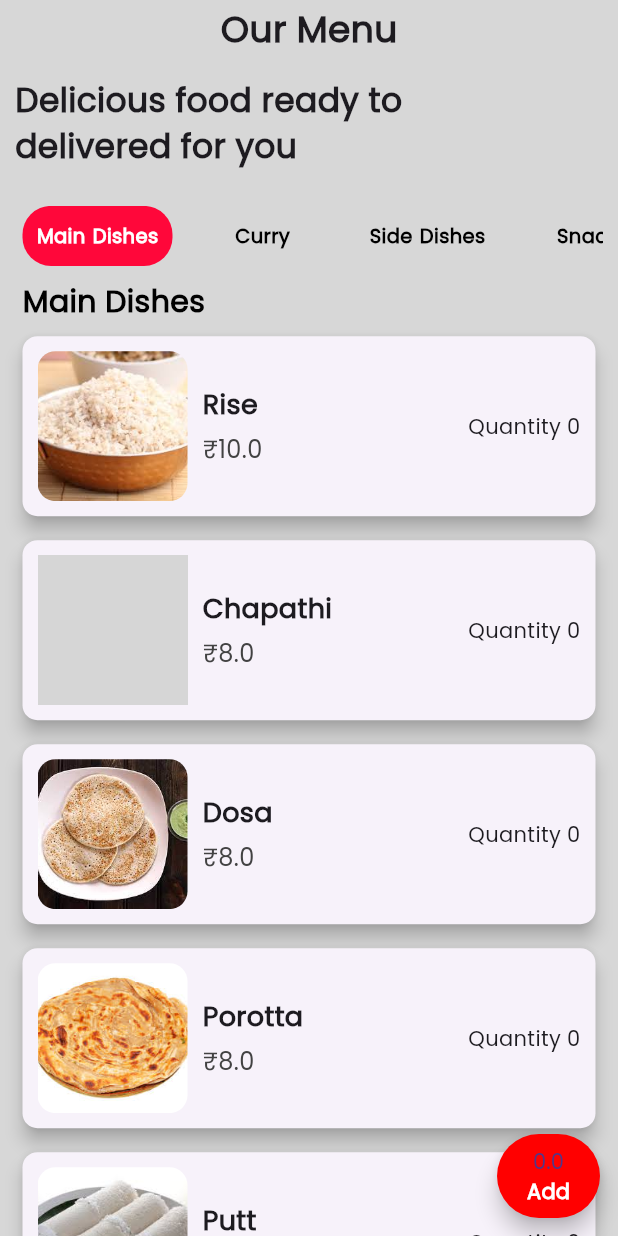
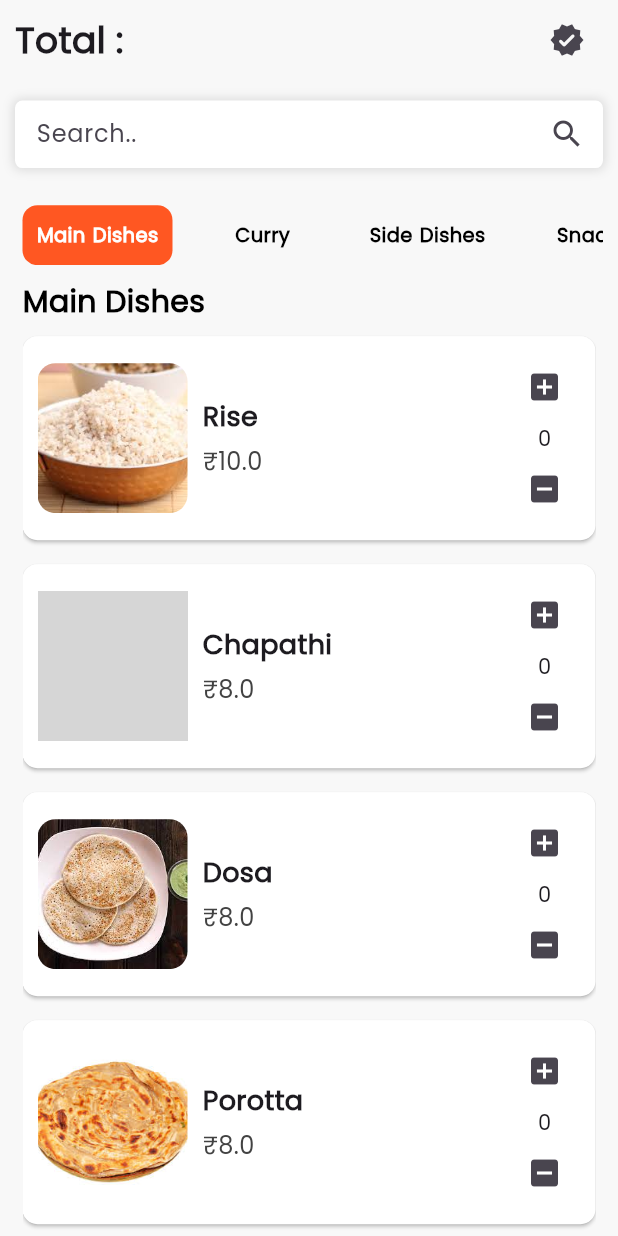
Before and after one commit to akhil-bhaskaran/DepTrack, a Flutter app: the MenuPage screen opened directly, on a phone screen of 412 x 824 dp. Run offline on Flutter 3.47's test engine with Material 3 defaults, Android fonts, the phone set to English and light mode, and no system bars; drawn by our look-alikes of flutter_slidable; our stand-ins replace curved_navigation_bar, timeline_tile; missing offline and left inert: insta_image_viewer; grey boxes are pictures that could not be loaded.

Commit message:
"nothing added"

```diff
--- a/lib/components/colors.dart
+++ b/lib/components/colors.dart
@@ -2,7 +2,7 @@ import 'package:flutter/material.dart';
 
 class ColorPattern {
   static const Color ylo = Color(0XffFFC529);
-  static const Color rd = Color(0XffFF073A);
+  static const Color rd = Colors.deepOrange;//Color(0XffFF073A);
   static const Color blk = Color(0Xff272D2F);
-  static const Color gr = Color(0XffD7D7D7);
+  static const Color gr = Color.fromRGBO(248, 248, 248, 1);
 }
--- a/lib/components/elv_button.dart
+++ b/lib/components/elv_button.dart
@@ -1,4 +1,5 @@
 import 'package:flutter/material.dart';
+import 'package:pattip/components/colors.dart';
 
 class ElvButton extends StatelessWidget {
   const ElvButton({super.key, required this.txt, required this.onpressed});
@@ -13,12 +14,12 @@ class ElvButton extends StatelessWidget {
             style: const ButtonStyle(
                 shape: WidgetStatePropertyAll(RoundedRectangleBorder(
                     borderRadius: BorderRadius.all(Radius.circular(12)))),
-                backgroundColor: WidgetStatePropertyAll(Colors.black)),
+                backgroundColor: WidgetStatePropertyAll(ColorPattern.rd)),
             onPressed: onpressed,
             child: Text(
               txt,
               style: const TextStyle(
-                  color: Colors.white, fontWeight: FontWeight.w500),
+                  color: Colors.white, fontWeight: FontWeight.w500,fontSize: 20),
             )));
   }
 }
--- a/lib/components/menucard.dart
+++ b/lib/components/menucard.dart
@@ -1,6 +1,4 @@
 import 'package:flutter/material.dart';
-import 'package:flutter_slidable/flutter_slidable.dart';
-import 'package:pattip/components/colors.dart';
 import 'package:pattip/components/provider.dart';
 import 'package:provider/provider.dart';
 
@@ -26,38 +24,10 @@ class _MenuItemCardState extends State<MenuItemCard> {
   @override
   Widget build(BuildContext context) {
     return Consumer<MenuProvider>(
-      builder: (context, value, child) => Slidable(
-        endActionPane: ActionPane(motion: const StretchMotion(), children: [
-          SlidableAction(
-            flex: 1,
-            backgroundColor: ColorPattern.gr,
-            onPressed: (context) {
-              setState(() {
-                quantity++;
-                value.addSum(widget.price);
-              });
-            },
-            autoClose: false,
-            icon: Icons.add,
-          ),
-          SlidableAction(
-            backgroundColor: ColorPattern.gr,
-            autoClose: false,
-            onPressed: (context) {
-              setState(() {
-                if (quantity > 0) {
-                  quantity--;
-                  value.minus(widget.price);
-                }
-              });
-            },
-            icon: Icons.horizontal_rule,
-            flex: 1,
-          )
-        ]),
-        child: Card(
+      builder: (context, value, child) => Card(
+        color: Colors.white,
         margin: const EdgeInsets.symmetric(vertical: 8.0),
-          elevation: 5.0,
+        elevation: 1.0,
         shape: RoundedRectangleBorder(
           borderRadius: BorderRadius.circular(10.0),
         ),
@@ -102,13 +72,34 @@ class _MenuItemCardState extends State<MenuItemCard> {
                   ],
                 ),
               ),
-                const SizedBox(child: Text("Quantity ")),
+
+              // changed quanitty
+              Column(
+                children: [
+                  IconButton(
+                      onPressed: () {
+                        quantity++;
+                        value.addSum(widget.price);
+                      },
+                      icon: Icon(Icons.add_box)),
                   Text('$quantity'),
+                  IconButton(
+                      onPressed: () {
+                        if (quantity > 0) quantity--;
+                        value.minus(widget.price);
+                      },
+                      icon: Icon(Icons.indeterminate_check_box)),
                 ],
-            ),
+              )
+            ],
           ),
         ),
       ),
     );
   }
 }
+
+
+
+//  quantity++;
+//                 value.addSum(widget.price);
--- a/lib/pages/menu.dart
+++ b/lib/pages/menu.dart
@@ -32,29 +32,39 @@ class _MenuPageState extends State<MenuPage> {
               padding: const EdgeInsets.symmetric(horizontal: 10),
               width: MediaQuery.of(context).size.width,
               height: MediaQuery.of(context).size.height / 4.6,
-              color: Colors.transparent,
+              color: ColorPattern.gr,
               child: Center(
                 child: Column(
                   mainAxisAlignment: MainAxisAlignment.spaceEvenly,
                   children: [
-                    const Text(
-                      "Our Menu",
-                      style:
-                          TextStyle(fontSize: 24, fontWeight: FontWeight.bold),
+                    Row(
+                      mainAxisAlignment: MainAxisAlignment.spaceBetween,
+                      children: [
+                         const Text(
+                          "Total :" ,
+                          style: TextStyle(
+                              fontSize: 24, fontWeight: FontWeight.bold),
+                        ),
+                        IconButton(
+                            onPressed: () {},
+                            icon: const Icon(Icons.verified_rounded))
+                      ],
                     ),
                     const SizedBox(
                       height: 12,
                     ),
                     Container(
-                        alignment: Alignment.topLeft,
-                        child: const Text(
-                          "Delicious food ready to \ndelivered for you",
-                          textAlign: TextAlign.left,
-                          style: TextStyle(
-                            fontWeight: FontWeight.bold,
-                            fontSize: 22,
-                          ),
-                        )),
+                      height: 45,
+                      decoration: BoxDecoration(
+                        boxShadow: [BoxShadow(blurRadius: 5,spreadRadius: 1,color: Colors.black12)],
+                        color: Colors.white,
+                          borderRadius: BorderRadius.circular(5)),
+                      child: const TextField(
+                        decoration: InputDecoration(
+                          suffixIcon: Icon(Icons.search),
+                            border: InputBorder.none, hintText: '\t\t Search..'),
+                      ),
+                    ),
                     const SizedBox(
                       height: 20,
                     ),
@@ -80,7 +90,7 @@ class _MenuPageState extends State<MenuPage> {
                                 color: current == index
                                     ? ColorPattern.rd
                                     : ColorPattern.gr,
-                                borderRadius: BorderRadius.circular(19)),
+                                borderRadius: BorderRadius.circular(10)),
                             margin: const EdgeInsets.symmetric(horizontal: 5),
                             width: 100,
                             child: Text(
@@ -123,27 +133,27 @@ class _MenuPageState extends State<MenuPage> {
             ),
           ],
         ),
-        floatingActionButton: FloatingActionButton.extended(
-            backgroundColor: const Color.fromARGB(255, 255, 0, 0),
-            shape: RoundedRectangleBorder(
-              borderRadius: BorderRadius.circular(30),
-            ),
-            onPressed: () {
-              setState(() {
-                value.clearPrice();
-              });
-            },
-            label: Column(
-              children: [
-                Text("${value.todaysExpense}"),
-                const Text(
-                  "Add",
-                  style: TextStyle(
-                      fontWeight: FontWeight.bold, color: Colors.white),
-                )
-              ],
-            )),
-        floatingActionButtonLocation: FloatingActionButtonLocation.miniEndFloat,
+        // floatingActionButton: FloatingActionButton.extended(
+        //     backgroundColor: const Color.fromARGB(255, 255, 0, 0),
+        //     shape: RoundedRectangleBorder(
+        //       borderRadius: BorderRadius.circular(30),
+        //     ),
+        //     onPressed: () {
+        //       setState(() {
+        //         value.clearPrice();
+        //       });
+        //     },
+        //     label: Column(
+        //       children: [
+        //         Text("${value.todaysExpense}"),
+        //         const Text(
+        //           "Add",
+        //           style: TextStyle(
+        //               fontWeight: FontWeight.bold, color: Colors.white),
+        //         )
+        //       ],
+        //     )),
+        // floatingActionButtonLocation: FloatingActionButtonLocation.miniEndFloat,
       ),
     );
   }
```
Also changed, not shown: lib/components/profile_appbar.dart (+24 -17 lines), lib/pages/home_page.dart (+35 -31 lines), lib/pages/login_page.dart (+5 -4 lines), lib/pages/sign_up.dart (+23 -22 lines). Lines whose indentation alone changed are shown as unchanged.
